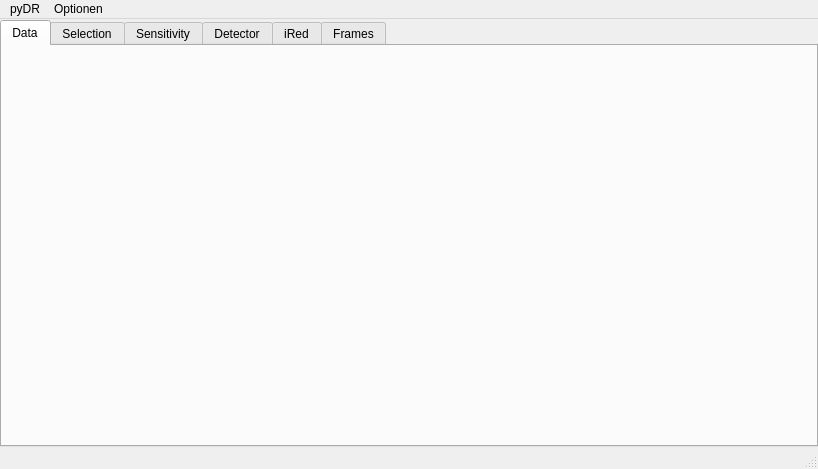
alsinmr/pyDR, file GUI/designer/MainWindow.ui: the form before one commit.
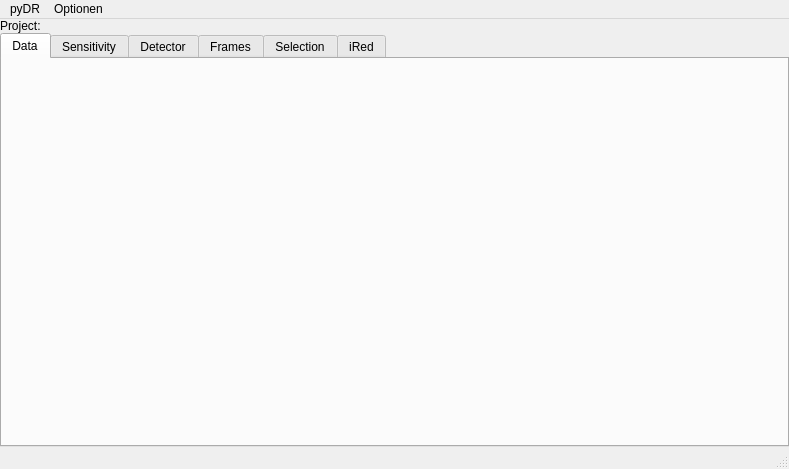
The form after the commit.

Patch:
```diff
--- a/GUI/designer/MainWindow.ui
+++ b/GUI/designer/MainWindow.ui
@@ -6,7 +6,7 @@
    <rect>
     <x>0</x>
     <y>0</y>
-    <width>818</width>
+    <width>789</width>
     <height>469</height>
    </rect>
   </property>
@@ -19,7 +19,7 @@
      <number>0</number>
     </property>
     <property name="topMargin">
-     <number>1</number>
+     <number>0</number>
     </property>
     <property name="rightMargin">
      <number>0</number>
@@ -30,7 +30,7 @@
     <property name="spacing">
      <number>0</number>
     </property>
-    <item row="0" column="0">
+    <item row="1" column="0">
      <widget class="QTabWidget" name="tabWidget">
       <property name="sizePolicy">
        <sizepolicy hsizetype="MinimumExpanding" vsizetype="MinimumExpanding">
@@ -55,11 +55,6 @@
         <string>Data</string>
        </attribute>
       </widget>
-      <widget class="QWidget" name="tab_selection">
-       <attribute name="title">
-        <string>Selection</string>
-       </attribute>
-      </widget>
       <widget class="QWidget" name="tab_sensitivity">
        <attribute name="title">
         <string>Sensitivity</string>
@@ -70,16 +65,31 @@
         <string>Detector</string>
        </attribute>
       </widget>
-      <widget class="QWidget" name="tab_ired">
-       <attribute name="title">
-        <string>iRed</string>
-       </attribute>
-      </widget>
       <widget class="QWidget" name="tab_frames">
        <attribute name="title">
         <string>Frames</string>
        </attribute>
       </widget>
+      <widget class="QWidget" name="tab_selection">
+       <attribute name="title">
+        <string>Selection</string>
+       </attribute>
+      </widget>
+      <widget class="QWidget" name="tab_ired">
+       <attribute name="title">
+        <string>iRed</string>
+       </attribute>
+      </widget>
+     </widget>
+    </item>
+    <item row="0" column="0">
+     <widget class="QLabel" name="label_projectname">
+      <property name="text">
+       <string>Project:</string>
+      </property>
+      <property name="margin">
+       <number>0</number>
+      </property>
      </widget>
     </item>
    </layout>
@@ -89,7 +99,7 @@
     <rect>
      <x>0</x>
      <y>0</y>
-     <width>818</width>
+     <width>789</width>
      <height>22</height>
     </rect>
    </property>
```
Left out of the diff: 14 changed lines with no effect on the pictures.
